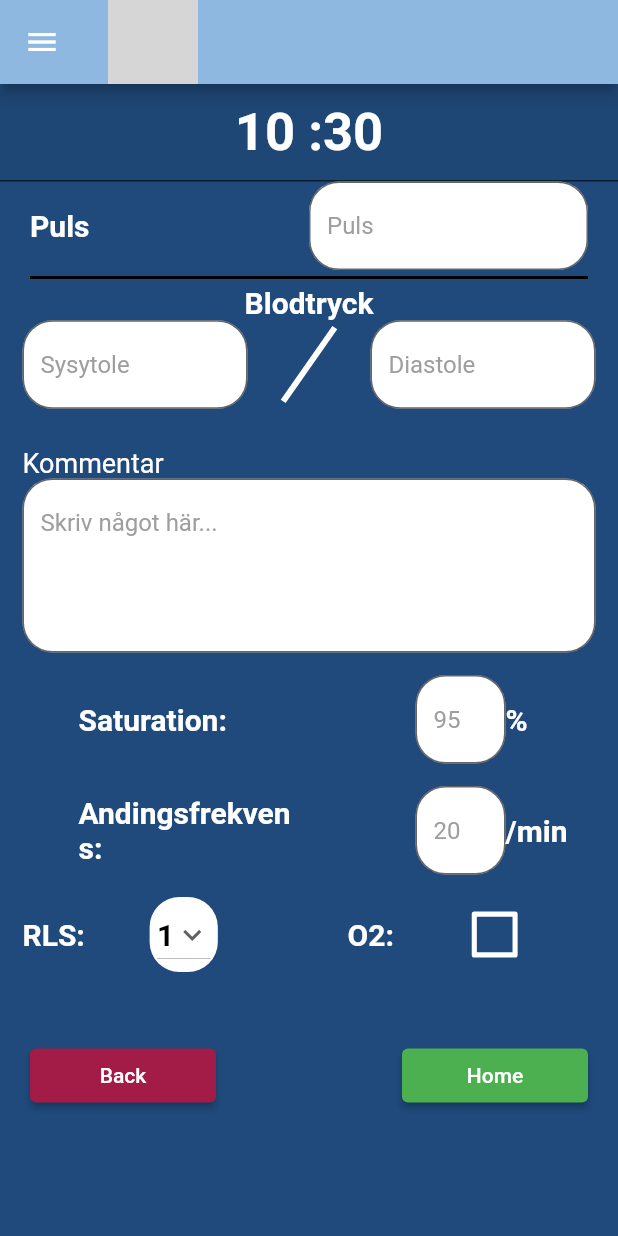
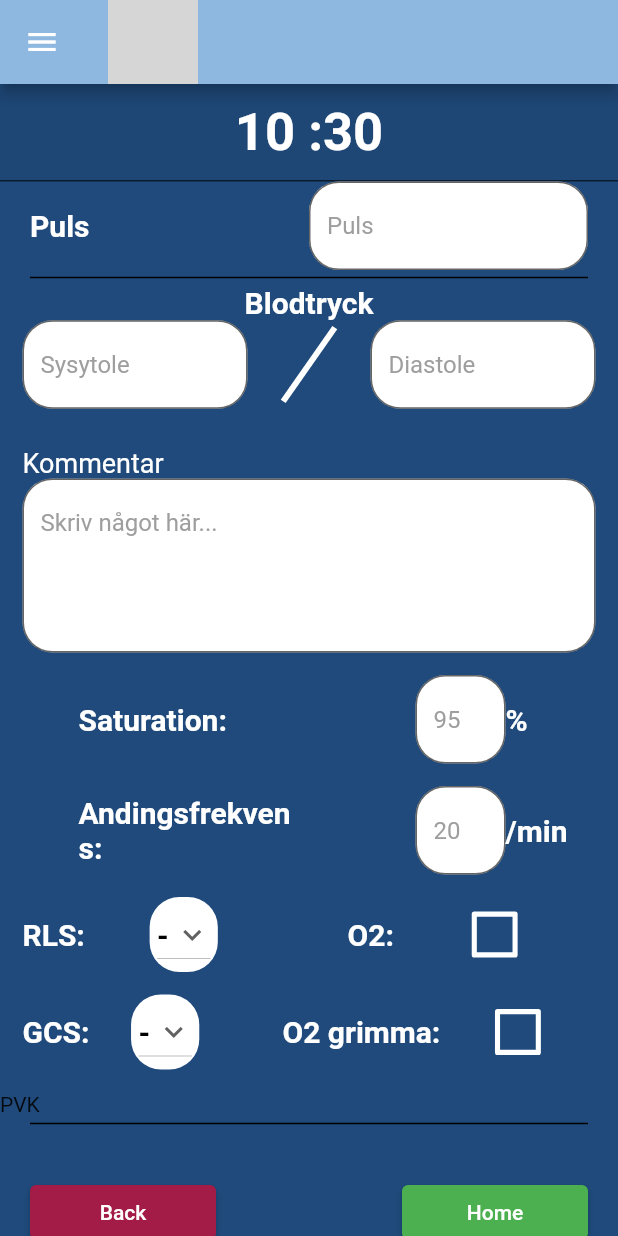
Before and after one commit to pontanVB/RunProof, a Flutter app: the FormPage3 screen opened directly, on a phone screen of 412 x 824 dp. Run offline on Flutter 3.47's test engine with Material 2 defaults, Android fonts, the phone set to English and light mode, and no system bars; our stand-ins replace drop_shadow_image, firebase_auth, firebase_core, firebase_database, percent_indicator, shared_preferences; accounts and stored records are empty; project files that could hold a hidden picture were left out; grey boxes are pictures that could not be loaded.

Commit message:
changes to page3 :wq

```diff
--- a/runproof/lib/pages/form_page3.dart
+++ b/runproof/lib/pages/form_page3.dart
@@ -21,11 +21,24 @@ class _FormPage3State extends State<FormPage3> {
 
   bool isO2mask = false; //patient["isO2mask"];
   //bool isNotO2mask = false; // patient["isNotO2mask"];
-
-  String dropdownvalue = '1';
+  bool isO2grimma = false;
+  String dropdownvalue = '-';
+  String dropdownvalue2 = '-';
 
   // List of items in our dropdown menu
   var items = [
+    '-',
+    '1',
+    '2',
+    '3',
+    '4',
+    '5',
+    '6',
+    '7',
+    '8',
+  ];
+  var gcs = [
+    '-',
     '1',
     '2',
     '3',
@@ -99,7 +112,7 @@ class _FormPage3State extends State<FormPage3> {
           ),
           Divider(
             height: 10,
-            thickness: 2,
+            thickness: 1,
             color: Colors.black,
             indent: 20,
             endIndent: 20,
@@ -368,6 +381,106 @@ class _FormPage3State extends State<FormPage3> {
               ),
             ),
           ),
+          Center(
+            child: Padding(
+              padding: const EdgeInsets.only(
+                left: 15,
+                right: 15,
+                bottom: 15,
+              ),
+              child: Row(
+                children: [
+                  Text('GCS:',
+                      style: TextStyle(
+                          fontWeight: FontWeight.bold,
+                          color: Colors.white,
+                          fontSize: 20)),
+                  Spacer(flex: 1),
+                  Container(
+                    padding:
+                        EdgeInsets.only(top: 1, bottom: 1, left: 5, right: 5),
+                    decoration: BoxDecoration(
+                        color: Colors.white,
+                        borderRadius: BorderRadius.all(Radius.circular(20))),
+                    child: DropdownButton(
+                      // Initial Value
+                      value: dropdownvalue2,
+
+                      // Down Arrow Icon
+                      icon: const Icon(Icons.keyboard_arrow_down),
+
+                      // Array list of items
+                      items: gcs.map((String gcs) {
+                        return DropdownMenuItem(
+                          value: gcs,
+                          child: Text(gcs),
+                        );
+                      }).toList(),
+                      // After selecting the desired option,it will
+                      // change button value to selected value
+                      onChanged: (String? newValue) {
+                        setState(() {
+                          dropdownvalue2 = newValue!;
+                        });
+                      },
+                      style: const TextStyle(
+                          fontWeight: FontWeight.bold,
+                          color: Colors.black,
+                          fontSize: 20),
+
+                      dropdownColor: Colors.white,
+                      borderRadius: BorderRadius.all(Radius.circular(20)),
+                      //underline: Container(
+                      //  height: 2,
+                      //  color: Colors.black,
+                      //),
+                    ),
+                  ),
+                  Spacer(flex: 2),
+                  Text(
+                    "O2 grimma:",
+                    style: TextStyle(
+                        fontWeight: FontWeight.bold,
+                        color: Colors.white,
+                        fontSize: 20),
+                  ),
+                  Spacer(flex: 1),
+                  Transform.scale(
+                    scale: 1.7,
+                    child: Checkbox(
+                      autofocus: false,
+                      //selected: false,
+                      value: isO2grimma,
+                      onChanged: (bool? value) {
+                        setState(
+                          () {
+                            isO2grimma = value!; // ? false : true;
+
+                            //patientsModel.setAttribute(
+                            //    "isNotO2mask", isO2mask);
+                          },
+                        );
+                      },
+
+                      activeColor: Colors.red,
+                      checkColor: Colors.white,
+                      //controlAffinity: ListTileControlAffinity
+                      //   .trailing, //  <-- leading Checkbox
+                    ),
+                  ),
+                  Spacer(flex: 1),
+                ],
+              ),
+            ),
+          ),
+          Text("PVK"),
+          Divider(
+            height: 10,
+            thickness: 1,
+            color: Colors.black,
+            indent: 20,
+            endIndent: 20,
+          ),
           Padding(
             padding: const EdgeInsets.only(
                 top: 30, bottom: 15, left: 20.0, right: 20),
```
